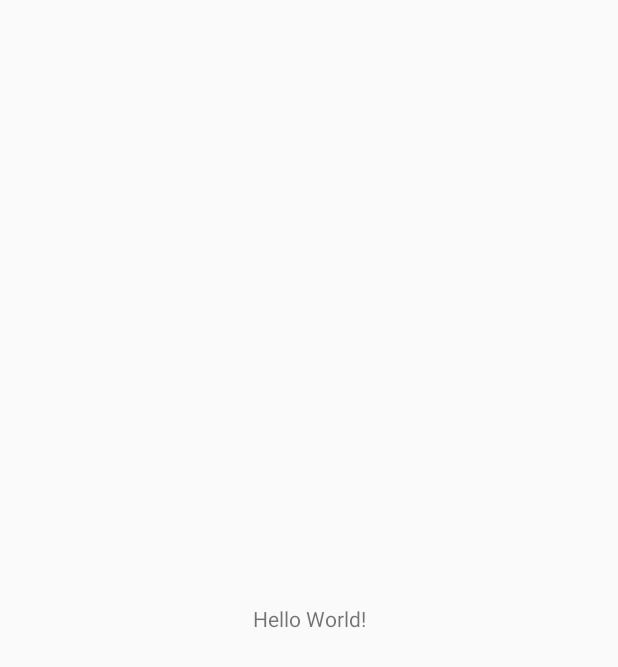
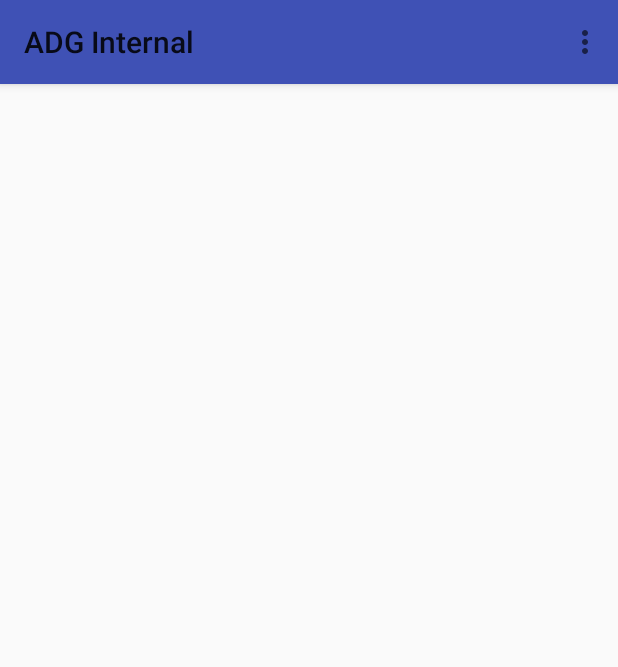
Before and after one commit to allanbastian/ADG-, an Android app: the screen it shows after launch (MainActivity), on a phone screen of 412 x 824 dp. Before the commit the part shown is almost empty. Shown: the top 667 px of the screen. Run offline under Robolectric (Android 15) with nearby library versions, the phone set to English and light mode, and no system bars.

Commit message:
Fixed bugs

```diff
--- a/app/build.gradle
+++ b/app/build.gradle
@@ -32,4 +32,5 @@ dependencies {
 }
 
 
+
 apply plugin: 'com.google.gms.google-services'
--- a/app/src/main/AndroidManifest.xml
+++ b/app/src/main/AndroidManifest.xml
@@ -16,6 +16,10 @@
                 <category android:name="android.intent.category.LAUNCHER" />
             </intent-filter>
         </activity>
+        <activity
+            android:name=".Work"
+            android:label="@string/title_work"
+            android:theme="@style/AppTheme" />
     </application>
 
 </manifest>
--- a/app/src/main/java/com/example/lenovo/adg_/MainActivity.java
+++ b/app/src/main/java/com/example/lenovo/adg_/MainActivity.java
@@ -1,7 +1,11 @@
 package com.example.lenovo.adg_;
 
+import android.content.Intent;
 import android.support.v7.app.AppCompatActivity;
 import android.os.Bundle;
+import android.support.v7.widget.Toolbar;
+import android.view.Menu;
+import android.view.MenuItem;
 
 public class MainActivity extends AppCompatActivity {
 
@@ -9,5 +13,30 @@ public class MainActivity extends AppCompatActivity {
     protected void onCreate(Bundle savedInstanceState) {
         super.onCreate(savedInstanceState);
         setContentView(R.layout.activity_main);
+        Toolbar toolbar = (Toolbar) findViewById(R.id.toolbarMain);
+        setSupportActionBar(toolbar);
+        getSupportActionBar().setTitle("ADG Internal");
+    }
+
+    @Override
+    public boolean onCreateOptionsMenu(Menu menu) {
+        getMenuInflater().inflate(R.menu.menu_main, menu);
+        return super.onCreateOptionsMenu(menu);
+    }
+
+    @Override
+    public boolean onOptionsItemSelected(MenuItem item) {
+        int id = item.getItemId();
+        switch (id) {
+            case R.id.attendance: return true;
+            case R.id.freeSlot: return true;
+            case R.id.projects: return true;
+            case R.id.events: return true;
+            case R.id.meetings: return true;
+            case R.id.work: Intent intent = new Intent(this, Work.class);
+                            startActivity(intent);
+                            return true;
+            default: return false;
+        }
     }
 }
--- a/app/src/main/res/layout/activity_main.xml
+++ b/app/src/main/res/layout/activity_main.xml
@@ -1,18 +1,24 @@
 <?xml version="1.0" encoding="utf-8"?>
-<android.support.constraint.ConstraintLayout xmlns:android="http://schemas.android.com/apk/res/android"
+<RelativeLayout
+    xmlns:android="http://schemas.android.com/apk/res/android"
     xmlns:app="http://schemas.android.com/apk/res-auto"
     xmlns:tools="http://schemas.android.com/tools"
     android:layout_width="match_parent"
     android:layout_height="match_parent"
     tools:context="com.example.lenovo.adg_.MainActivity">
 
-    <TextView
-        android:layout_width="wrap_content"
+    <android.support.design.widget.AppBarLayout
+        android:layout_width="match_parent"
         android:layout_height="wrap_content"
-        android:text="Hello World!"
-        app:layout_constraintBottom_toBottomOf="parent"
-        app:layout_constraintLeft_toLeftOf="parent"
-        app:layout_constraintRight_toRightOf="parent"
-        app:layout_constraintTop_toTopOf="parent" />
+        android:id="@+id/appbar3">
 
-</android.support.constraint.ConstraintLayout>
+        <android.support.v7.widget.Toolbar
+            android:layout_width="match_parent"
+            android:layout_height="wrap_content"
+            android:id="@+id/toolbarMain">
+
+        </android.support.v7.widget.Toolbar>
+
+    </android.support.design.widget.AppBarLayout>
+
+</RelativeLayout>
--- a/app/src/main/res/layout/work_row_layout.xml
+++ b/app/src/main/res/layout/work_row_layout.xml
@@ -3,7 +3,7 @@
     xmlns:android="http://schemas.android.com/apk/res/android"
     android:orientation="vertical"
     android:layout_width="match_parent"
-    android:layout_height="match_parent">
+    android:layout_height="wrap_content">
 
     <TextView
         android:layout_width="wrap_content"
--- /dev/null
+++ b/app/src/main/res/values/dimens.xml
@@ -0,0 +1,3 @@
+<resources>
+    <dimen name="fab_margin">16dp</dimen>
+</resources>
--- a/app/src/main/res/values/strings.xml
+++ b/app/src/main/res/values/strings.xml
@@ -1,3 +1,4 @@
 <resources>
-    <string name="app_name">ADG-</string>
+    <string name="app_name">ADG-Internal</string>
+    <string name="title_work">WorkActivity</string>
 </resources>
--- a/app/src/main/res/values/styles.xml
+++ b/app/src/main/res/values/styles.xml
@@ -8,4 +8,8 @@
         <item name="colorAccent">@color/colorAccent</item>
     </style>
 
+    <style name="AppTheme.AppBarOverlay" parent="ThemeOverlay.AppCompat.Dark.ActionBar" />
+
+    <style name="AppTheme.PopupOverlay" parent="ThemeOverlay.AppCompat.Light" />
+
 </resources>
```
